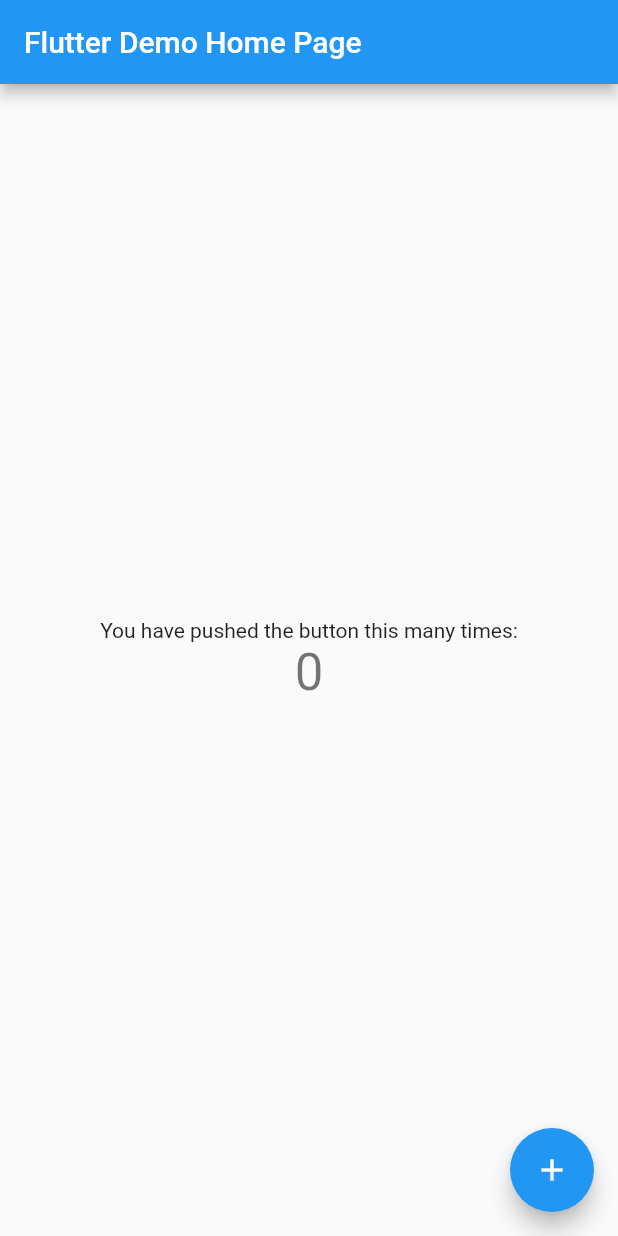
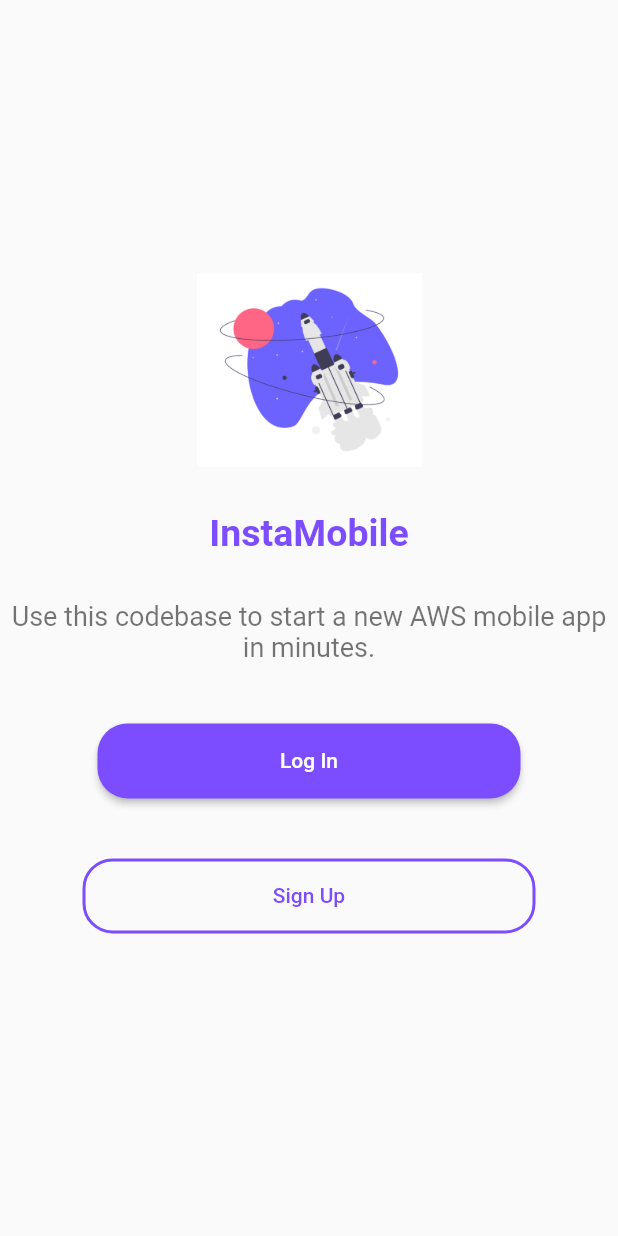
Before and after one commit to LydiaOkech/AwsStarter, a Flutter app: the screen it shows after launch, on a phone screen of 412 x 824 dp. Run offline on Flutter 3.47's test engine with Material 2 defaults, Android fonts, the phone set to English and light mode, and no system bars.

Commit message:
initial screen

```diff
--- /dev/null
+++ b/lib/Auth/Splash.dart
@@ -0,0 +1,32 @@
+import 'package:aws_starter/Widgets/Buttons.dart';
+import 'package:aws_starter/Widgets/Texts.dart';
+import 'package:flutter/material.dart';
+
+class Splash extends StatelessWidget {
+  const Splash({Key? key}) : super(key: key);
+
+  @override
+  Widget build(BuildContext context) {
+    return Scaffold(
+      body: Padding(
+        padding: const EdgeInsets.all(5.0),
+        child: Column(
+          mainAxisAlignment: MainAxisAlignment.center,
+          crossAxisAlignment: CrossAxisAlignment.center,
+          children: [
+          SafeArea(
+              child: Image.asset(
+                  'assets/rocket.png', width: 150,)
+          ),
+            const SizedBox(height: 30,),
+            const BlueTitle(text: 'InstaMobile'),
+            const SizedBox(height: 30,),
+            const BlackText(text:'Use this codebase to start a new AWS mobile app in minutes.'),
+            const SizedBox(height: 20,),
+            BlueFilledButton(text: 'Log In', onPressed: (){}),
+            BlueOutlineButton(onPressed: (){}, text: 'Sign Up')
+        ],),
+      ),
+    );
+  }
+}
--- /dev/null
+++ b/lib/Constants/Colors.dart
@@ -0,0 +1,8 @@
+import 'package:flutter/material.dart';
+
+class MyColors {
+  static const authBackGround = Colors.white;
+  static const blueColor = Colors.deepPurpleAccent;
+  static const whiteColor = Colors.white;
+  static const blackColor = Colors.black54;
+}
--- /dev/null
+++ b/lib/Widgets/Buttons.dart
@@ -0,0 +1,43 @@
+import 'package:aws_starter/Constants/Colors.dart';
+import 'package:aws_starter/Widgets/Texts.dart';
+import 'package:flutter/material.dart';
+
+class BlueFilledButton extends StatelessWidget {
+  final void Function()? onPressed;
+  final String text;
+  const BlueFilledButton({Key? key, required this.text, required this.onPressed}) : super(key: key);
+
+  @override
+  Widget build(BuildContext context) {
+    return Padding(padding: const EdgeInsets.symmetric(vertical: 20, horizontal: 60),
+      child:
+      ElevatedButton(
+        style: ElevatedButton.styleFrom(backgroundColor: MyColors.blueColor,
+        minimumSize: const Size(double.maxFinite, 50),
+        shape: RoundedRectangleBorder(
+        borderRadius: BorderRadius.circular(20),)),
+        onPressed: onPressed,
+        child: WhiteText(text:text),));
+  }
+}
+
+
+class BlueOutlineButton extends StatelessWidget {
+  final void Function()? onPressed;
+  final String text;
+  const BlueOutlineButton({Key? key, required this.onPressed, required this.text}) : super(key: key);
+
+  @override
+  Widget build(BuildContext context) {
+    return Padding(padding: const EdgeInsets.symmetric(vertical: 20, horizontal: 50),
+      child: OutlinedButton(
+        style: OutlinedButton.styleFrom(
+            minimumSize: const Size(double.maxFinite, 50),
+            shape: RoundedRectangleBorder(
+              borderRadius: BorderRadius.circular(20),),
+          side: const BorderSide(width: 2.0, color: MyColors.blueColor)
+        ),
+          onPressed: onPressed,
+          child: BlueText(text:text)),);
+  }
+}
--- /dev/null
+++ b/lib/Widgets/Texts.dart
@@ -0,0 +1,44 @@
+import 'package:aws_starter/Constants/Colors.dart';
+import 'package:flutter/material.dart';
+
+class BlueTitle extends StatelessWidget {
+  final String text;
+  const BlueTitle({Key? key, required this.text}) : super(key: key);
+
+  @override
+  Widget build(BuildContext context) {
+    return Text(text, style: const TextStyle(color: MyColors.blueColor,
+        fontSize: 25, fontWeight: FontWeight.bold),);
+  }
+}
+
+class BlueText extends StatelessWidget {
+  final String text;
+  const BlueText({Key? key, required this.text}) : super(key: key);
+
+  @override
+  Widget build(BuildContext context) {
+    return Text(text, style: const TextStyle(color: MyColors.blueColor,),);
+  }
+}
+
+class WhiteText extends StatelessWidget {
+  final String text;
+  const WhiteText({Key? key, required this.text}) : super(key: key);
+
+  @override
+  Widget build(BuildContext context) {
+    return Text(text, style: const TextStyle(color: MyColors.whiteColor,),);
+  }
+}
+
+class BlackText extends StatelessWidget {
+  final String text;
+  const BlackText({Key? key, required this.text}) : super(key: key);
+
+  @override
+  Widget build(BuildContext context) {
+    return Text(text, style: const TextStyle(color: MyColors.blackColor,
+    fontSize: 18), textAlign: TextAlign.center,);
+  }
+}
--- a/lib/main.dart
+++ b/lib/main.dart
@@ -1,115 +1,31 @@
+import 'package:aws_starter/Constants/Colors.dart';
 import 'package:flutter/material.dart';
+import 'package:flutter/services.dart';
+
+import 'Auth/Splash.dart';
 
 void main() {
-  runApp(const MyApp());
-}
+  runApp( MaterialApp(
+    debugShowCheckedModeBanner:false,
+      theme: ThemeData(
+        primarySwatch: Colors.purple,
+      ),
+      home: const Main()
+    ));
+  }
 
-class MyApp extends StatelessWidget {
-  const MyApp({super.key});
 
-  // This widget is the root of your application.
-  @override
-  Widget build(BuildContext context) {
-    return MaterialApp(
-      title: 'Flutter Demo',
-      theme: ThemeData(
-        // This is the theme of your application.
-        //
-        // Try running your application with "flutter run". You'll see the
-        // application has a blue toolbar. Then, without quitting the app, try
-        // changing the primarySwatch below to Colors.green and then invoke
-        // "hot reload" (press "r" in the console where you ran "flutter run",
-        // or simply save your changes to "hot reload" in a Flutter IDE).
-        // Notice that the counter didn't reset back to zero; the application
-        // is not restarted.
-        primarySwatch: Colors.blue,
-      ),
-      home: const MyHomePage(title: 'Flutter Demo Home Page'),
-    );
-  }
-}
-
-class MyHomePage extends StatefulWidget {
-  const MyHomePage({super.key, required this.title});
-
-  // This widget is the home page of your application. It is stateful, meaning
-  // that it has a State object (defined below) that contains fields that affect
-  // how it looks.
-
-  // This class is the configuration for the state. It holds the values (in this
-  // case the title) provided by the parent (in this case the App widget) and
-  // used by the build method of the State. Fields in a Widget subclass are
-  // always marked "final".
-
-  final String title;
-
-  @override
-  State<MyHomePage> createState() => _MyHomePageState();
-}
-
-class _MyHomePageState extends State<MyHomePage> {
-  int _counter = 0;
-
-  void _incrementCounter() {
-    setState(() {
-      // This call to setState tells the Flutter framework that something has
-      // changed in this State, which causes it to rerun the build method below
-      // so that the display can reflect the updated values. If we changed
-      // _counter without calling setState(), then the build method would not be
-      // called again, and so nothing would appear to happen.
-      _counter++;
-    });
-  }
+class Main extends StatelessWidget {
+  const Main({Key? key}) : super(key: key);
 
   @override
   Widget build(BuildContext context) {
-    // This method is rerun every time setState is called, for instance as done
-    // by the _incrementCounter method above.
-    //
-    // The Flutter framework has been optimized to make rerunning build methods
-    // fast, so that you can just rebuild anything that needs updating rather
-    // than having to individually change instances of widgets.
-    return Scaffold(
-      appBar: AppBar(
-        // Here we take the value from the MyHomePage object that was created by
-        // the App.build method, and use it to set our appbar title.
-        title: Text(widget.title),
-      ),
-      body: Center(
-        // Center is a layout widget. It takes a single child and positions it
-        // in the middle of the parent.
-        child: Column(
-          // Column is also a layout widget. It takes a list of children and
-          // arranges them vertically. By default, it sizes itself to fit its
-          // children horizontally, and tries to be as tall as its parent.
-          //
-          // Invoke "debug painting" (press "p" in the console, choose the
-          // "Toggle Debug Paint" action from the Flutter Inspector in Android
-          // Studio, or the "Toggle Debug Paint" command in Visual Studio Code)
-          // to see the wireframe for each widget.
-          //
-          // Column has various properties to control how it sizes itself and
-          // how it positions its children. Here we use mainAxisAlignment to
-          // center the children vertically; the main axis here is the vertical
-          // axis because Columns are vertical (the cross axis would be
-          // horizontal).
-          mainAxisAlignment: MainAxisAlignment.center,
-          children: <Widget>[
-            const Text(
-              'You have pushed the button this many times:',
-            ),
-            Text(
-              '$_counter',
-              style: Theme.of(context).textTheme.headline4,
-            ),
-          ],
-        ),
-      ),
-      floatingActionButton: FloatingActionButton(
-        onPressed: _incrementCounter,
-        tooltip: 'Increment',
-        child: const Icon(Icons.add),
-      ), // This trailing comma makes auto-formatting nicer for build methods.
-    );
+    SystemChrome.setSystemUIOverlayStyle( const SystemUiOverlayStyle(
+        statusBarColor: MyColors.authBackGround, statusBarBrightness: Brightness.light,
+        statusBarIconBrightness: Brightness.dark),);
+    return const Scaffold(
+        backgroundColor: MyColors.authBackGround,
+        body:
+        Splash() );
   }
 }
--- a/pubspec.yaml
+++ b/pubspec.yaml
@@ -60,8 +60,8 @@ flutter:
   uses-material-design: true
 
   # To add assets to your application, add an assets section, like this:
-  # assets:
-  #   - images/a_dot_burr.jpeg
+  assets:
+    - assets/
   #   - images/a_dot_ham.jpeg
 
   # An image asset can refer to one or more resolution-specific "variants", see
```
Also changed, not shown: assets/rocket.png (added), lib/Constants/Variables.dart (added).
